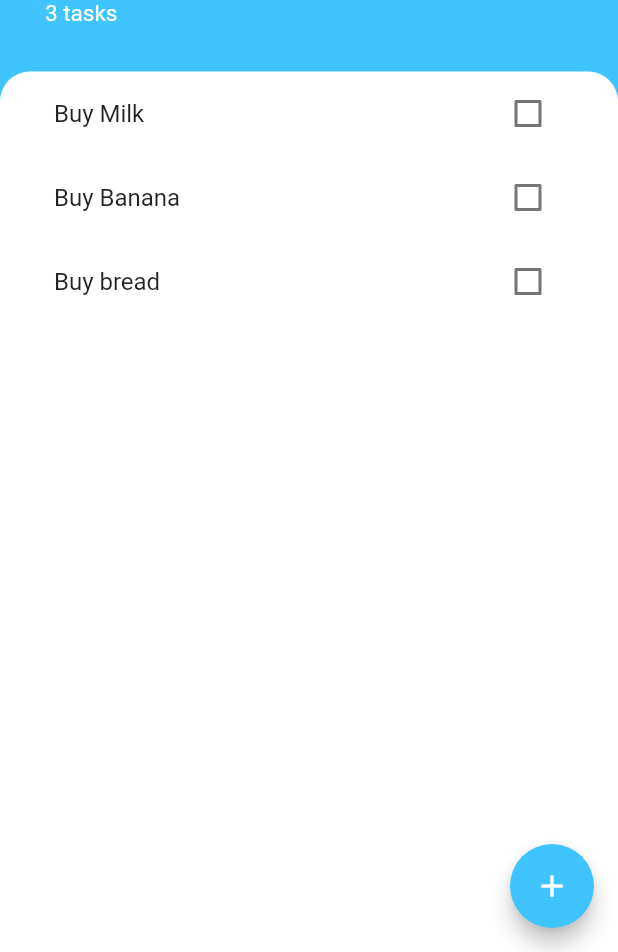
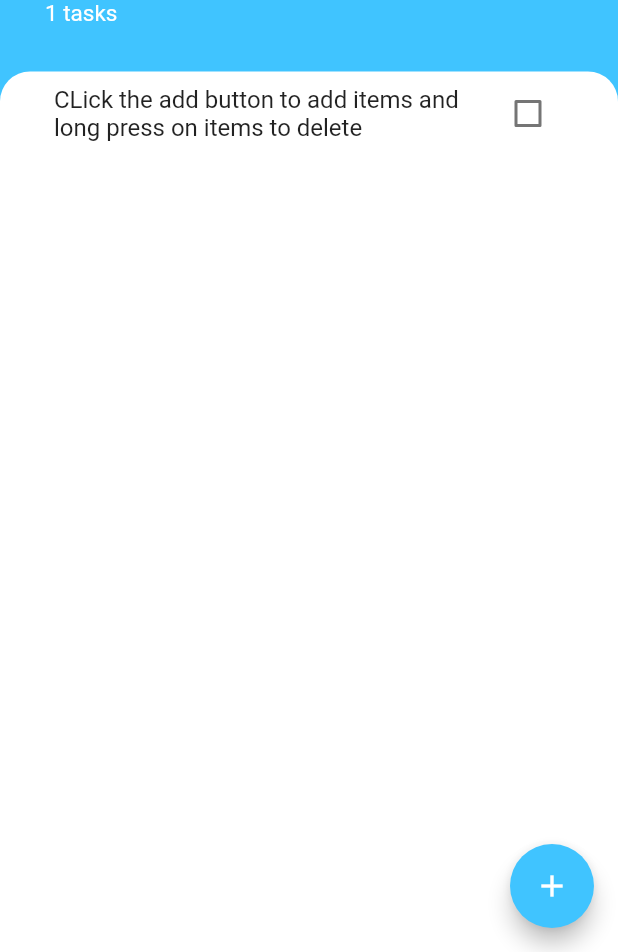
Before and after one commit to reynaroyce12/Todo-Application, a Flutter app: the screen it shows after launch, on a phone screen of 412 x 824 dp, the part 284-1236 px from its top. Run offline on Flutter 3.47's test engine with Material 2 defaults, Android fonts, the phone set to English and light mode, and no system bars.

Commit message:
added provider package

```diff
--- a/lib/main.dart
+++ b/lib/main.dart
@@ -1,5 +1,8 @@
 import 'package:flutter/material.dart';
+import 'package:provider/provider.dart';
+import 'package:todo_app/models/task_data.dart';
 import 'screens/task_screen.dart';
+import 'package:provider/provider.dart';
 
 void main() {
   runApp(const MyApp());
@@ -10,8 +13,13 @@ class MyApp extends StatelessWidget {
 
   @override
   Widget build(BuildContext context) {
-    return MaterialApp(
-      home: TaskScreen(),
+    return ChangeNotifierProvider(
+      create: (BuildContext context) {
+          return TaskData();                    // returning the list
+      },
+      child: MaterialApp(
+        home: TaskScreen(),
+      ),
     );
   }
 }
--- a/lib/models/task.dart
+++ b/lib/models/task.dart
@@ -4,8 +4,8 @@ class Task {
 
   Task({required this.name, this.isDone = false});
 
-  void toggleDone() {
-    isDone = !isDone;
-  }
+  // void toggleDone() {
+  //   isDone = !isDone;
+  // }
 
 }
--- /dev/null
+++ b/lib/models/task_data.dart
@@ -0,0 +1,29 @@
+import 'package:flutter/material.dart';
+import './task.dart';
+import 'dart:collection';
+
+class TaskData extends ChangeNotifier {
+
+  final List<Task> _tasksList = [Task(name: 'CLick the add button to add items and long press on items to delete')];
+
+  //This is a getter function that provides tge read-only version of the tasklist function above which is private
+  UnmodifiableListView<Task> get tasksList {
+    return UnmodifiableListView(_tasksList);
+  }
+
+
+  int get taskCount{
+    return _tasksList.length;
+  }
+
+  void addTask(String newTask) {
+    final task = Task(name: newTask);
+    _tasksList.add(task);
+    notifyListeners();
+  }
+
+  void deleteTask(Task task) {
+    _tasksList.remove(task);
+    notifyListeners();
+  }
+}
--- a/lib/screens/task_screen.dart
+++ b/lib/screens/task_screen.dart
@@ -1,7 +1,9 @@
 import 'package:flutter/material.dart';
+import 'package:todo_app/models/task_data.dart';
 import '../widgets/task_lists.dart';
 import './add_tasks_screen.dart';
-import '../models/task.dart';
+import 'package:provider/provider.dart';
+
 
 class TaskScreen extends StatefulWidget {
   TaskScreen({Key? key}) : super(key: key);
@@ -11,11 +13,11 @@ class TaskScreen extends StatefulWidget {
 }
 
 class _TaskScreenState extends State<TaskScreen> {
-  List<Task> tasksList = [
-    Task(name: 'Buy Milk'),
-    Task(name: 'Buy Banana'),
-    Task(name: 'Buy bread'),
-  ];
+  // List<Task> tasksList = [
+  //   Task(name: 'Buy Milk'),
+  //   Task(name: 'Buy Banana'),
+  //   Task(name: 'Buy bread'),
+  // ];
 
   @override
   Widget build(BuildContext context) {
@@ -27,12 +29,7 @@ class _TaskScreenState extends State<TaskScreen> {
         onPressed: () {
           showModalBottomSheet(
               context: context,
-              builder: (context) => AddTasks((newTask) {
-                setState(() {
-                  tasksList.add(Task(name: newTask));
-                });
-                Navigator.pop(context);
-              }),
+              builder: (context) => AddTasks(),
               backgroundColor: Colors.transparent,
           );
         },
@@ -56,7 +53,7 @@ class _TaskScreenState extends State<TaskScreen> {
                   height: 20.0,
                 ),
                 const Text('Todoey', style: TextStyle(color: Colors.white, fontWeight: FontWeight.w600, fontSize: 50.0),),
-                Text('${tasksList.length} tasks', style: TextStyle(color: Colors.white, fontSize: 15.0),),
+                Text('${Provider.of<TaskData>(context).taskCount} tasks', style: TextStyle(color: Colors.white, fontSize: 15.0),),
               ],
             ),
           ),
@@ -68,7 +65,7 @@ class _TaskScreenState extends State<TaskScreen> {
                 color: Colors.white,
                 borderRadius: BorderRadius.only(topLeft: Radius.circular(20.0), topRight: Radius.circular(20.0)),
               ),
-              child: TasksLists(tasks: tasksList),
+              child: TasksLists(),
             ),
           )
         ],
--- a/lib/widgets/each_tasks.dart
+++ b/lib/widgets/each_tasks.dart
@@ -1,9 +1,12 @@
 import 'package:flutter/material.dart';
+import 'package:provider/provider.dart';
+import '../models/task_data.dart';
 
 class EachTask extends StatefulWidget {
-  bool isChecked;
+  // bool isChecked;
   final String taskText;
-  EachTask({super.key, required this.isChecked, required this.taskText});
+  final VoidCallback longPressCallback;
+  EachTask({super.key, required this.taskText, required this.longPressCallback});
 
   @override
   State<EachTask> createState() => _EachTaskState();
@@ -11,18 +14,20 @@ class EachTask extends StatefulWidget {
 
 class _EachTaskState extends State<EachTask> {
 
-  // bool isChecked = false;
+  bool isChecked = false;
 
   @override
   Widget build(BuildContext context) {
     return ListTile(
+      onLongPress: widget.longPressCallback,
       title: Text(widget.taskText,
-      style: TextStyle(decoration: widget.isChecked == true ? TextDecoration.lineThrough : null),),
-      trailing: Checkbox(value: widget.isChecked, onChanged: (bool? value) {
+      style: TextStyle(decoration: isChecked == true ? TextDecoration.lineThrough : null),),
+      trailing: Checkbox(value: isChecked, onChanged: (bool? value) {
         setState(() {
-          widget.isChecked = value!;
+          isChecked = value!;
         });
       },),
+
     );
   }
 }
--- a/lib/widgets/task_lists.dart
+++ b/lib/widgets/task_lists.dart
@@ -1,11 +1,13 @@
 import 'package:flutter/material.dart';
 import './each_tasks.dart';
 import '../models/task.dart';
+import 'package:provider/provider.dart';
+import '../models/task_data.dart';
 
 class TasksLists extends StatefulWidget {
-  TasksLists({super.key, required this.tasks});
-
-  final List<Task> tasks;
+  // TasksLists({super.key, required this.tasks});
+  //
+  // final List<Task> tasks;
 
   @override
   State<TasksLists> createState() => _TasksListsState();
@@ -15,11 +17,17 @@ class _TasksListsState extends State<TasksLists> {
 
   @override
   Widget build(BuildContext context) {
-    return ListView.builder(
-        itemBuilder: (context, index) {
-          return EachTask(isChecked: widget.tasks[index].isDone, taskText: widget.tasks[index].name);
-        },
-        itemCount: widget.tasks.length
+    return Consumer<TaskData>(
+      builder: (BuildContext context, taskData, Widget? child) {
+        return ListView.builder(
+            itemBuilder: (context, index) {
+              return EachTask(taskText: taskData.tasksList[index].name, longPressCallback: () {
+                taskData.deleteTask(taskData.tasksList[index]);
+              },);
+            },
+            itemCount: taskData.taskCount
+        );
+      },
     );
   }
 }
```
Also changed, not shown: lib/screens/add_tasks_screen.dart (+4 -4 lines), pubspec.yaml (+2 -63 lines), pubspec.lock.
